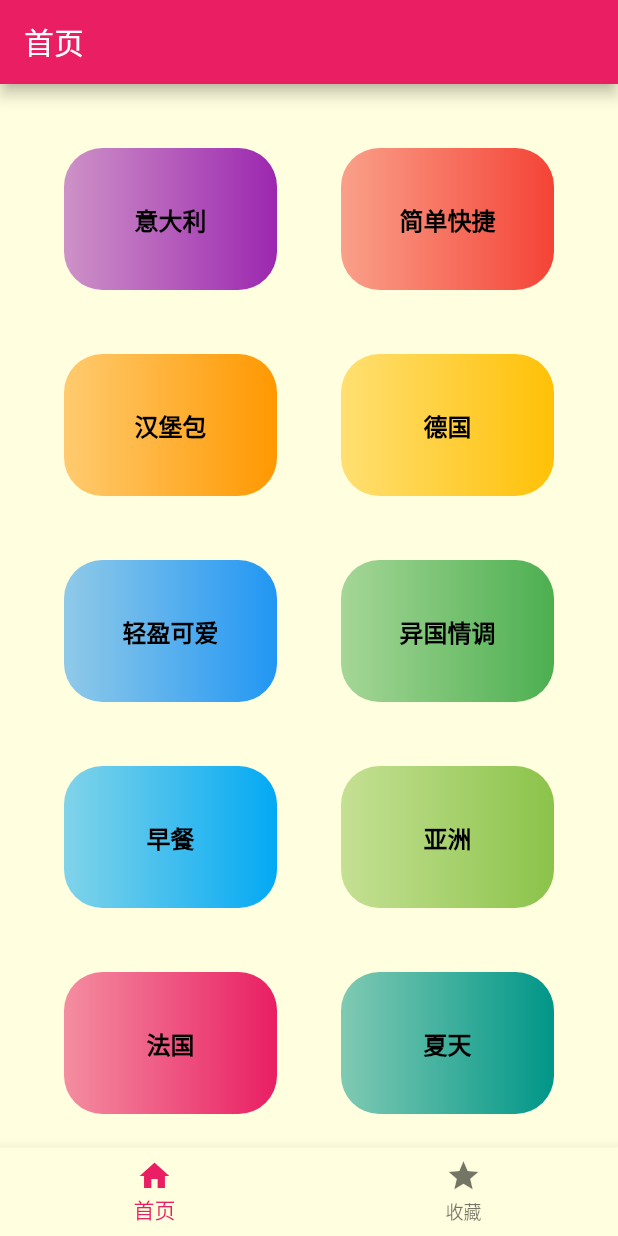
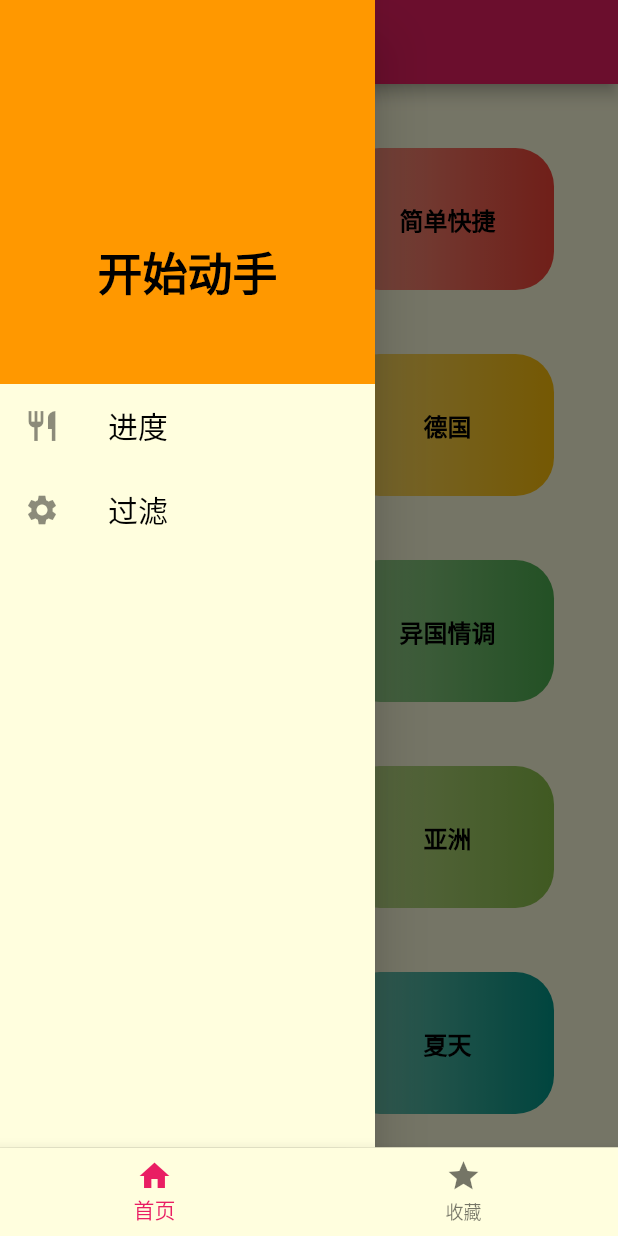
Before and after one commit to daiguilin/favorcate, a Flutter app: the screen it shows after launch, with the side drawer open (before the commit the screen has no drawer), on a phone screen of 412 x 824 dp. Run offline on Flutter 3.47's test engine with Material 2 defaults, Android fonts, the phone set to English and light mode, and no system bars; our stand-ins replace dio.

Commit message:
制作收藏

```diff
--- a/lib/core/router/route.dart
+++ b/lib/core/router/route.dart
@@ -1,13 +1,15 @@
 import 'package:favorcate/ui/pages/meal/meal.dart';
 import 'package:flutter/material.dart';
 import '../../ui/pages/main/main.dart';
+import '../../ui/pages/detail/detail.dart';
 //import '../../ui/pages/home/home.dart';
 //import '../../ui/pages/favor/favor.dart';
 class DGLRouter {
   static final String initialRoute = DGLMainScreen.routeName;
   static final Map<String, WidgetBuilder> routes = {
     DGLMainScreen.routeName: (ctx) => DGLMainScreen(),
-    DGLMealScreen.routeName:(ctx)=>DGLMealScreen()
+    DGLMealScreen.routeName:(ctx)=>DGLMealScreen(),
+    DGLDetailScreen.routeName:(ctx)=>DGLDetailScreen()
   };
 
   static final RouteFactory generateRoute = (settings) {
--- a/lib/ui/pages/favor/favor.dart
+++ b/lib/ui/pages/favor/favor.dart
@@ -1,14 +1,14 @@
 import 'package:flutter/material.dart';
-
+import 'favor_content.dart';
 class DGLFavorScreen extends StatelessWidget {
   @override
   Widget build(BuildContext context) {
     return Scaffold(
       appBar: AppBar(
-        title: Text("收藏"),
+        title: Text("我得收藏"),
       ),
       body: Center(
-        child: Text("收藏"),
+        child:DGLFavorContent(),
       ),
     );
   }
--- a/lib/ui/pages/home/home.dart
+++ b/lib/ui/pages/home/home.dart
@@ -1,13 +1,14 @@
 import 'package:flutter/material.dart';
 import 'home_content.dart';
+import 'home_app_bar.dart';
+import 'home_drawer.dart';
 class DGLHomeScreen extends StatelessWidget {
   @override
   Widget build(BuildContext context) {
     return Scaffold(
-      appBar: AppBar(
-        title: Text("首页"),
-      ),
+      appBar:DGLHomeAppBar(context),
       body: Center(child:DGLHomeContent()),
+      drawer:DGLHomeDrawer() ,
     );
   }
 }
--- /dev/null
+++ b/lib/ui/pages/home/home_drawer.dart
@@ -0,0 +1,39 @@
+import 'package:flutter/material.dart';
+import 'package:favorcate/core/extension/int_extension.dart';
+class DGLHomeDrawer extends StatelessWidget {
+  @override
+  Widget build(BuildContext context) {
+    return Container(
+      width: 250,
+      child: Drawer(
+        child: Column(
+          children: <Widget>[
+            buildHeaderView(context),
+            buildListTile(context,Icon(Icons.restaurant),"进度",(){
+              Navigator.of(context).pop();
+            }),
+            buildListTile(context,Icon(Icons.settings),"过滤",(){}),
+          ],
+        ),
+      ),
+    );
+  }
+
+  Widget buildHeaderView(BuildContext context){
+    return Container(
+      width: double.infinity,
+      height: 120.px,
+      color: Colors.orange,
+      alignment: Alignment(0,0.5),
+      child: Text("开始动手",style: Theme.of(context).textTheme.display4,),
+    );
+  }
+
+  Widget buildListTile(BuildContext context,Widget icon,String title,Function handler){
+    return ListTile(
+      leading: icon,
+      title: Text(title,style: Theme.of(context).textTheme.display2,),
+      onTap: handler,
+    );
+  }
+}
--- a/lib/ui/shared/app_theme.dart
+++ b/lib/ui/shared/app_theme.dart
@@ -6,6 +6,7 @@ class DGLAppTheme {
   static const double smallFontSize=16;
   static const double normalFontSize = 20;
   static const double largeFontSize =24;
+  static const double xlargeFontSize =30;
 
   static final Color normalTextColors = Colors.red;
   static final Color darkTextColors = Colors.green;
@@ -13,12 +14,14 @@ class DGLAppTheme {
   //2.普通模式
   static final ThemeData norTheme =ThemeData(
     primarySwatch: Colors.pink,
+    accentColor: Colors.amber,
     canvasColor: Color.fromRGBO(255, 254, 222, 1),
     textTheme: TextTheme(
       body1: TextStyle(fontSize: bodyFontSize),
       display1: TextStyle(fontSize: smallFontSize,color: Colors.black),
       display2: TextStyle(fontSize: normalFontSize,color: Colors.black),
       display3: TextStyle(fontSize: largeFontSize,color: Colors.black),
+      display4: TextStyle(fontSize: xlargeFontSize,color: Colors.black,fontWeight: FontWeight.bold),
   )
   );
 
```
Also changed, not shown: lib/core/viewmodel/favor_view_model.dart (added, +32 -0 lines), lib/main.dart (+14 -7 lines), lib/ui/pages/detail/detail.dart (added, +21 -0 lines), lib/ui/pages/detail/detail_content.dart (added, +100 -0 lines), lib/ui/pages/detail/detail_floating_button.dart (added, +27 -0 lines), lib/ui/pages/favor/favor_content.dart (added, +24 -0 lines), lib/ui/pages/home/home_app_bar.dart (added, +17 -0 lines), lib/ui/widgets/meal_item.dart (+26 -2 lines), lib/ui/widgets/operation_item.dart (+13 -7 lines).
